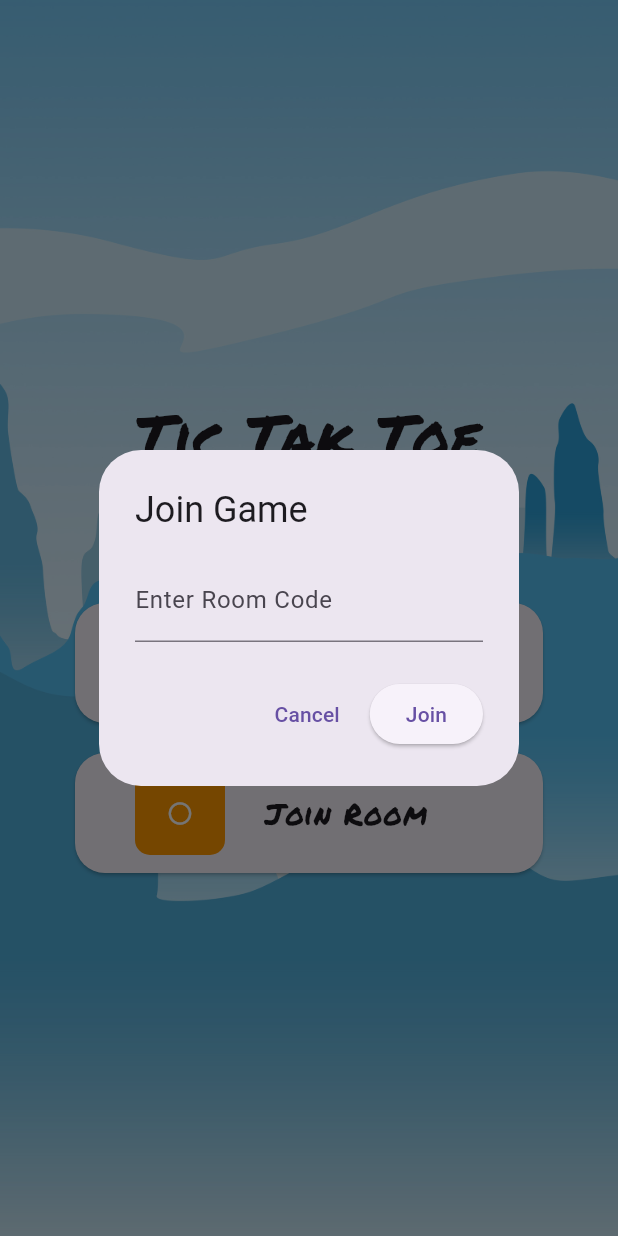
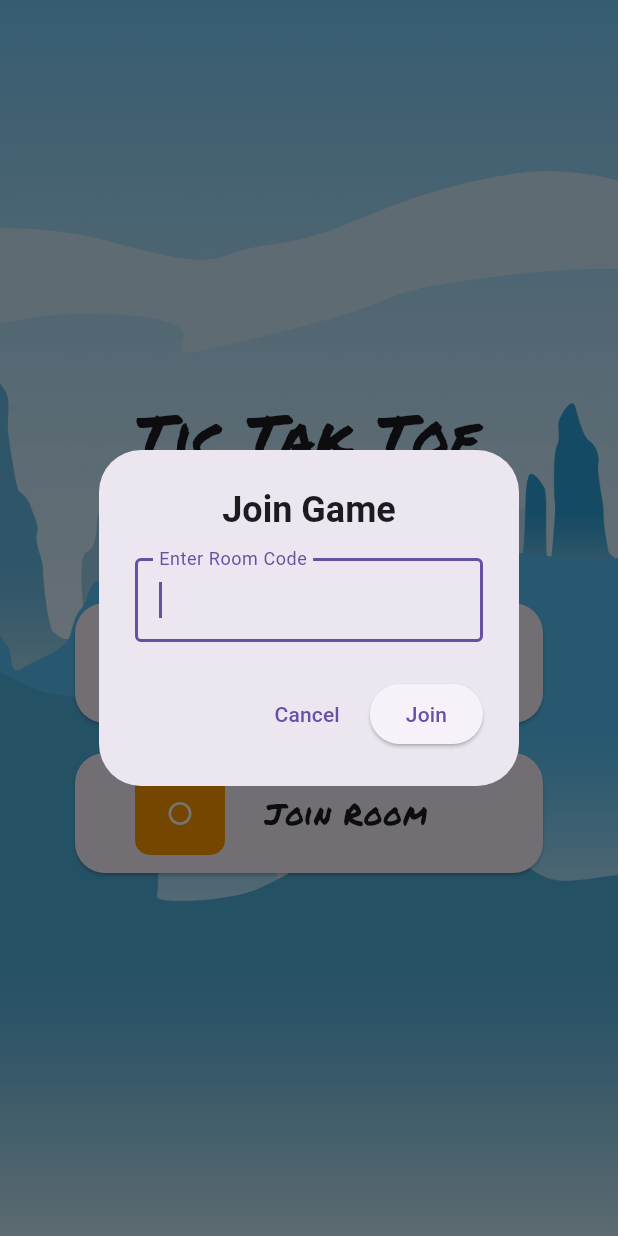
Before and after one commit to SajidAfridi/tiktaktoe, a Flutter app: the CreateOrJoinScreen screen opened directly, after a tap on "Join Room", on a phone screen of 412 x 824 dp. Run offline on Flutter 3.47's test engine with Material 3 defaults, Android fonts, the light colour scheme and no system bars; drawn by our look-alikes of auto_size_text; our stand-ins replace action_slider, animate_do, awesome_dialog, socket_io_client; network calls fail.

Commit message:
alot of changes have been made.

```diff
--- a/lib/pages/join_or_create_screen.dart
+++ b/lib/pages/join_or_create_screen.dart
@@ -14,6 +14,8 @@ class CreateOrJoinScreen extends StatefulWidget {
 
 class _CreateOrJoinScreenState extends State<CreateOrJoinScreen> {
   String? receivedCode;
+  FocusNode textFocus = FocusNode();
+  TextEditingController codeController = TextEditingController();
 
   final IO.Socket socket = IO.io(
       'https://spiny-trite-breeze.glitch.me/',
@@ -27,6 +29,7 @@ class _CreateOrJoinScreenState extends State<CreateOrJoinScreen> {
     initSocket();
     super.initState();
   }
+
   void initSocket() {
     socket.connect();
     socket.onConnectTimeout((data) => print('timeout: $data'));
@@ -114,6 +117,7 @@ class _CreateOrJoinScreenState extends State<CreateOrJoinScreen> {
                 ),
                 buildButton('Join Room', () {
                   _showJoinDialog(context);
+                  FocusScope.of(context).requestFocus(textFocus);
                 }),
               ],
             ),
@@ -183,14 +187,27 @@ class _CreateOrJoinScreenState extends State<CreateOrJoinScreen> {
   }
 
   void _showJoinDialog(BuildContext context) async {
-    TextEditingController codeController = TextEditingController();
     showDialog(
         context: context,
-      builder: (context) => AlertDialog(
-        title: const Text('Join Game'),
+        builder: (context) {
+          Future.delayed(const Duration(milliseconds: 100), () {
+            FocusScope.of(context).requestFocus(textFocus);
+          });
+          return AlertDialog(
+            title: const Center(
+              child: Text(
+                'Join Game',
+                style: TextStyle(fontWeight: FontWeight.bold),
+              ),
+            ),
             content: TextField(
+              focusNode: textFocus, // Assign the FocusNode to the TextField
               controller: codeController,
-          decoration: const InputDecoration(labelText: 'Enter Room Code'),
+              decoration: const InputDecoration(
+                labelText: 'Enter Room Code',
+                border: OutlineInputBorder(),
+              ),
+              keyboardType: TextInputType.number,
             ),
             actions: [
               TextButton(
@@ -211,6 +228,8 @@ class _CreateOrJoinScreenState extends State<CreateOrJoinScreen> {
                   });
                   socket.on('Successfully Joined', (data) {
                     print('Successfully Joined: $data');
+                    //remove the focus
+                    FocusScope.of(context).unfocus();
                     Navigator.push(
                       context,
                       MaterialPageRoute(
@@ -219,7 +238,9 @@ class _CreateOrJoinScreenState extends State<CreateOrJoinScreen> {
                             // Extract details from server response (assuming data structure)
                             code: data,
                             // Player2 details
-                        turn: 1, moves: [], players: [
+                            turn: 1,
+                            moves: [],
+                            players: [
                               Player(symbol: '', move: '0', socketId: ''),
                               // Player1 details
                               Player(symbol: 'O', move: '0', socketId: ''),
@@ -243,8 +264,8 @@ class _CreateOrJoinScreenState extends State<CreateOrJoinScreen> {
                 child: const Text('Join'),
               ),
             ],
-      ),
           );
+        });
   }
 
   void createRoom() {
```
Also changed, not shown: lib/classes/multiplayer_service.dart (+3 -6 lines), lib/pages/play_with_friends_screen.dart (+22 -96 lines). Lines whose indentation alone changed are shown as unchanged.
